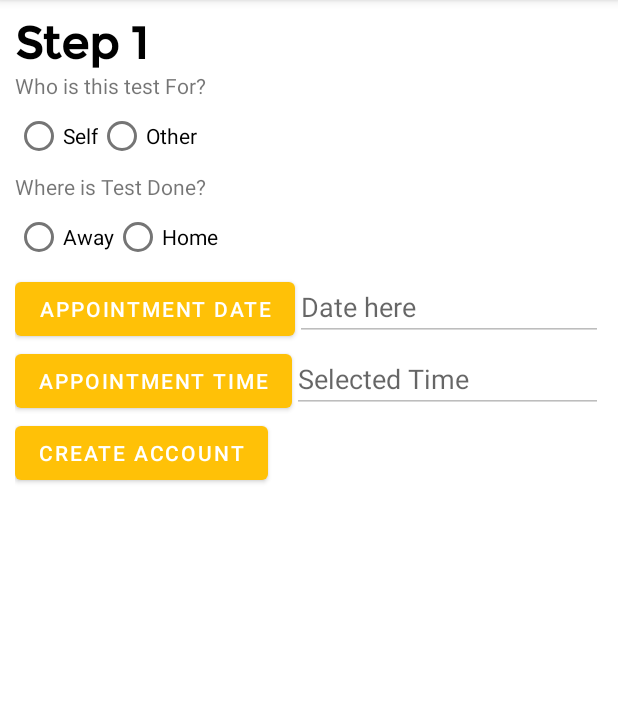
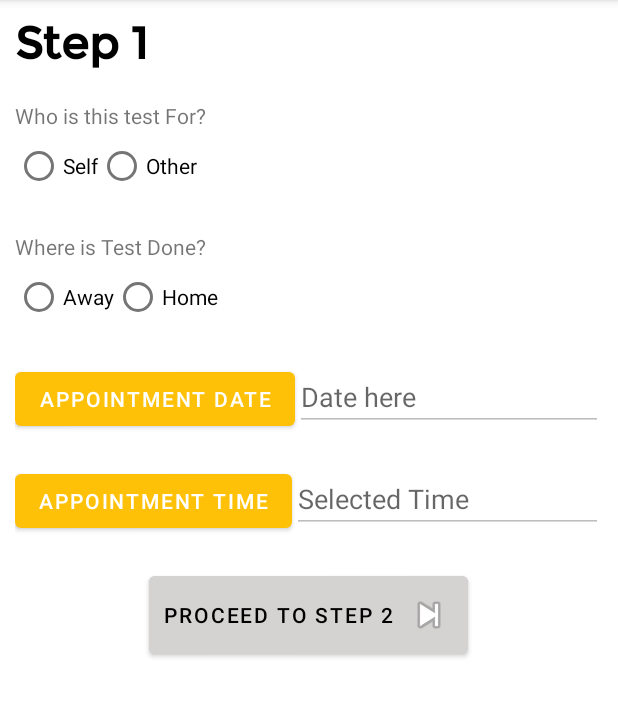
Before and after one commit to mukusawayne/MEDI-LAB-, an Android app: the CheckoutStep1 screen opened directly, with no data from a screen before it, on a phone screen of 412 x 824 dp, the part 84-801 px from its top. Run offline under Robolectric (Android 15) with nearby library versions, the phone set to English and light mode, and no system bars.

Commit message:
Second Commit

```diff
--- a/app/src/main/java/com/modcom/medilabsapp/MyCart.kt
+++ b/app/src/main/java/com/modcom/medilabsapp/MyCart.kt
@@ -35,6 +35,7 @@ class MyCart : AppCompatActivity() {
              }
             else {
                  //TODO
+                 startActivity(Intent(applicationContext, CheckoutStep1::class.java))
                  Toast.makeText(applicationContext, "Logged In", Toast.LENGTH_SHORT).show()
              }
         }//end
--- a/app/src/main/res/layout/activity_checkout_step1.xml
+++ b/app/src/main/res/layout/activity_checkout_step1.xml
@@ -25,6 +25,7 @@
         <com.google.android.material.textview.MaterialTextView
             android:layout_width="match_parent"
             android:layout_height="wrap_content"
+            android:layout_marginTop="20dp"
             android:text="Who is this test For?"/>
 
         <RadioGroup
@@ -50,6 +51,7 @@
         <com.google.android.material.textview.MaterialTextView
             android:layout_width="match_parent"
             android:layout_height="wrap_content"
+            android:layout_marginTop="20dp"
             android:text="Where is Test Done?"/>
 
         <RadioGroup
@@ -80,6 +82,7 @@
         <LinearLayout
             android:layout_width="match_parent"
             android:layout_height="wrap_content"
+            android:layout_marginTop="20dp"
             android:orientation="horizontal">
             <com.google.android.material.button.MaterialButton
                 android:layout_width="wrap_content"
@@ -99,6 +102,7 @@
        <LinearLayout
            android:layout_width="match_parent"
            android:layout_height="wrap_content"
+           android:layout_marginTop="20dp"
            android:orientation="horizontal">
 
            <Button
@@ -117,13 +121,18 @@
 
 
 
-
-
         <com.google.android.material.button.MaterialButton
             android:layout_width="wrap_content"
             android:layout_height="wrap_content"
-            android:text="Create Account"
-            android:id="@+id/create"/>
+            android:text="proceed to Step 2"
+            android:layout_gravity="center"
+            android:layout_marginTop="20dp"
+            android:backgroundTint="#D5D2D2"
+            android:textColor="#000000"
+            android:elevation="10dp"
+            android:drawableEnd="@android:drawable/ic_media_next"
+            android:padding="10dp"
+            android:id="@+id/proceedstep2"/>
 
     </LinearLayout>
     <!--github.com/modcomlearning/MediLabApp-->
```
